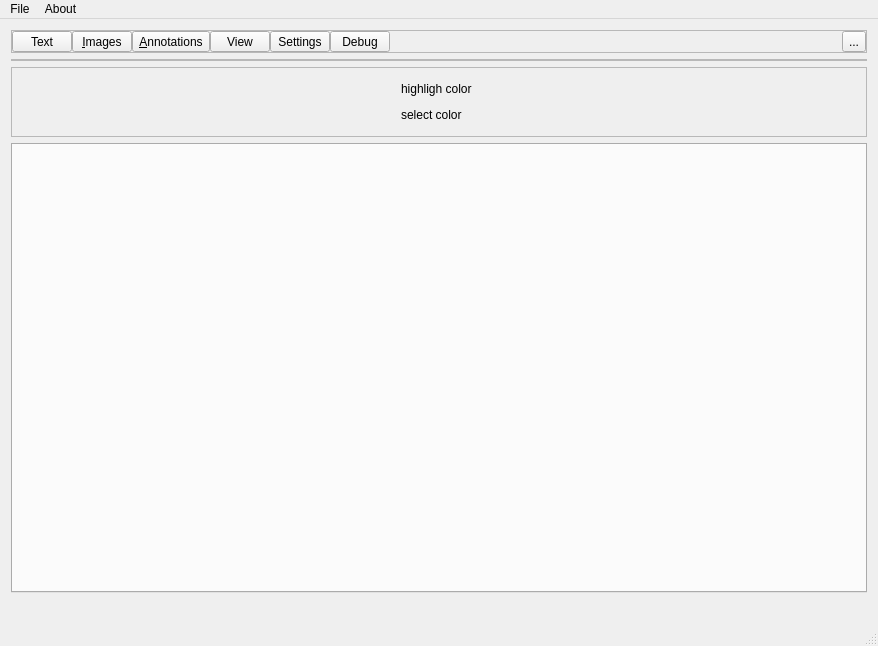
Old version of the form pdfgui.ui in the repository caronnee/pdfeditor.
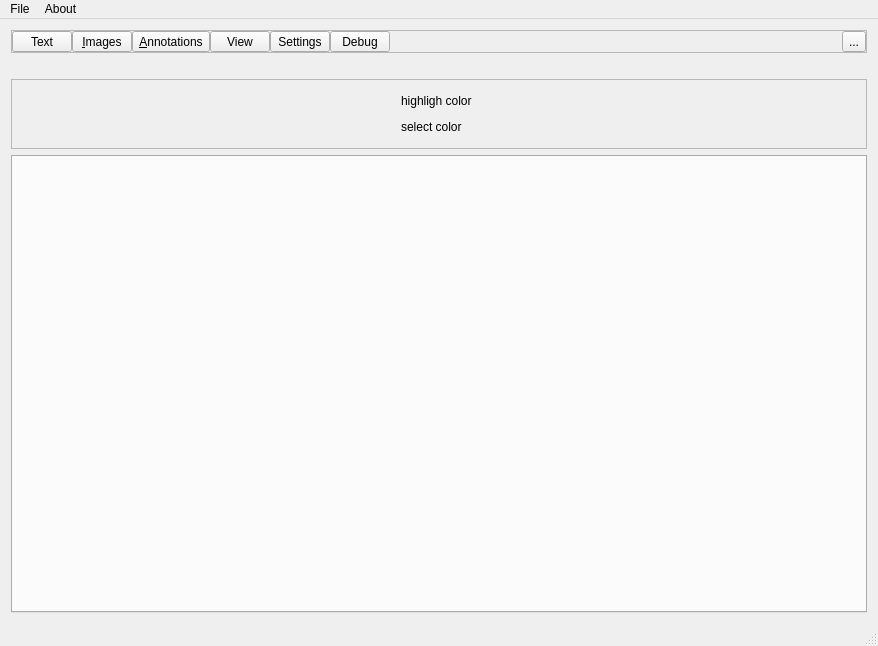
New version of the form. Icons and pictures are not drawn. Custom widgets are drawn as their Qt base class.

Patch:
```diff
--- a/pdfgui.ui
+++ b/pdfgui.ui
@@ -303,33 +303,10 @@
      </widget>
     </item>
     <item>
-     <widget class="QWidget" name="fileProp" native="true">
-      <layout class="QHBoxLayout" name="horizontalLayout_3">
-       <property name="spacing">
-        <number>0</number>
-       </property>
-       <property name="margin">
-        <number>0</number>
-       </property>
-       <item>
-        <widget class="QFrame" name="contentFrame">
-         <property name="frameShape">
-          <enum>QFrame::StyledPanel</enum>
-         </property>
-         <property name="frameShadow">
-          <enum>QFrame::Raised</enum>
-         </property>
-         <layout class="QHBoxLayout" name="horizontalLayout">
-          <property name="spacing">
-           <number>0</number>
-          </property>
-          <property name="margin">
-           <number>0</number>
-          </property>
-         </layout>
-        </widget>
-       </item>
-      </layout>
+     <widget class="QLabel" name="Help">
+      <property name="text">
+       <string/>
+      </property>
      </widget>
     </item>
     <item>
@@ -441,13 +418,6 @@
       </property>
      </widget>
     </item>
-    <item>
-     <widget class="QLabel" name="Help">
-      <property name="text">
-       <string/>
-      </property>
-     </widget>
-    </item>
    </layout>
   </widget>
   <widget class="QStatusBar" name="statusBar"/>
```
Left out of the diff: 184 changed lines with no effect on the pictures.
